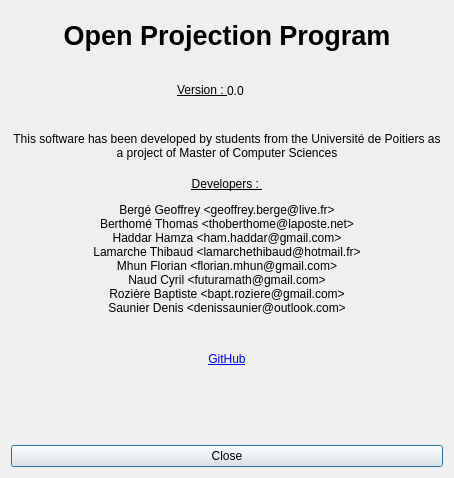
This is src/aboutdialog.ui in cinemaouvert/OPP as Qt 5 draws it before an edit. The edited form follows.
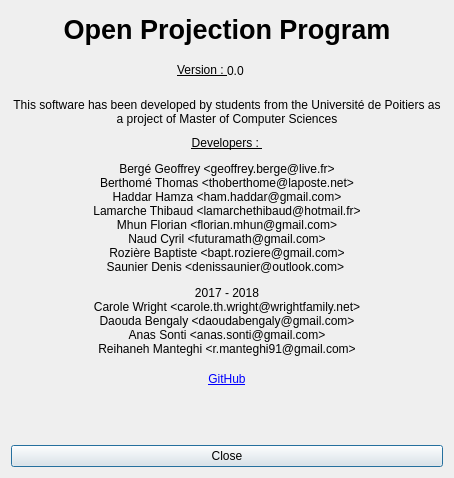
This is the edited form. Icons and pictures are not drawn.

The edit to the form file:
```diff
--- a/src/aboutdialog.ui
+++ b/src/aboutdialog.ui
@@ -70,7 +70,7 @@
    <item>
     <widget class="QLabel" name="label_developers">
      <property name="text">
-      <string>&lt;html&gt;&lt;head/&gt;&lt;body&gt;&lt;p&gt;&lt;span style=&quot; text-decoration: underline;&quot;&gt;Developers : &lt;/span&gt;&lt;/p&gt;&lt;p&gt;Bergé Geoffrey &amp;lt;geoffrey.berge@live.fr&amp;gt; &lt;br/&gt;Berthomé Thomas &amp;lt;thoberthome@laposte.net&amp;gt; &lt;br/&gt;Haddar Hamza &amp;lt;ham.haddar@gmail.com&amp;gt; &lt;br/&gt;Lamarche Thibaud &amp;lt;lamarchethibaud@hotmail.fr&amp;gt; &lt;br/&gt;Mhun Florian &amp;lt;florian.mhun@gmail.com&amp;gt; &lt;br/&gt;Naud Cyril &amp;lt;futuramath@gmail.com&amp;gt; &lt;br/&gt;Rozière Baptiste &amp;lt;bapt.roziere@gmail.com&amp;gt; &lt;br/&gt;Saunier Denis &amp;lt;denissaunier@outlook.com&amp;gt; &lt;br/&gt;&lt;/p&gt;&lt;/body&gt;&lt;/html&gt;</string>
+      <string>&lt;html&gt;&lt;head/&gt;&lt;body&gt;&lt;p&gt;&lt;span style=&quot; text-decoration: underline;&quot;&gt;Developers : &lt;/span&gt;&lt;/p&gt;&lt;p&gt;Bergé Geoffrey &amp;lt;geoffrey.berge@live.fr&amp;gt; &lt;br/&gt;Berthomé Thomas &amp;lt;thoberthome@laposte.net&amp;gt; &lt;br/&gt;Haddar Hamza &amp;lt;ham.haddar@gmail.com&amp;gt; &lt;br/&gt;Lamarche Thibaud &amp;lt;lamarchethibaud@hotmail.fr&amp;gt; &lt;br/&gt;Mhun Florian &amp;lt;florian.mhun@gmail.com&amp;gt; &lt;br/&gt;Naud Cyril &amp;lt;futuramath@gmail.com&amp;gt; &lt;br/&gt;Rozière Baptiste &amp;lt;bapt.roziere@gmail.com&amp;gt; &lt;br/&gt;Saunier Denis &amp;lt;denissaunier@outlook.com&amp;gt; &lt;/p&gt;&lt;p&gt;2017 - 2018&lt;br/&gt;Carole Wright &amp;lt;carole.th.wright@wrightfamily.net&amp;gt;&lt;br/&gt;Daouda Bengaly &amp;lt;daoudabengaly@gmail.com&amp;gt;&lt;br/&gt;Anas Sonti &amp;lt;anas.sonti@gmail.com&amp;gt;&lt;br/&gt;Reihaneh Manteghi &amp;lt;r.manteghi91@gmail.com&amp;gt;&lt;/p&gt;&lt;/body&gt;&lt;/html&gt;</string>
      </property>
      <property name="textFormat">
       <enum>Qt::RichText</enum>
```
